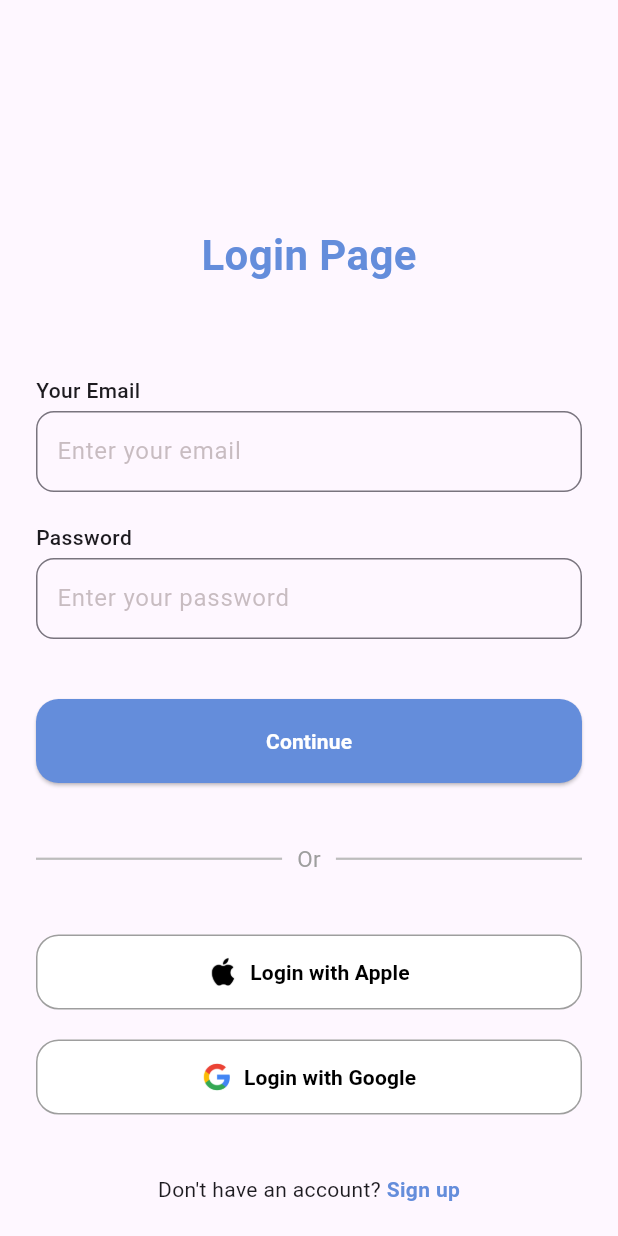
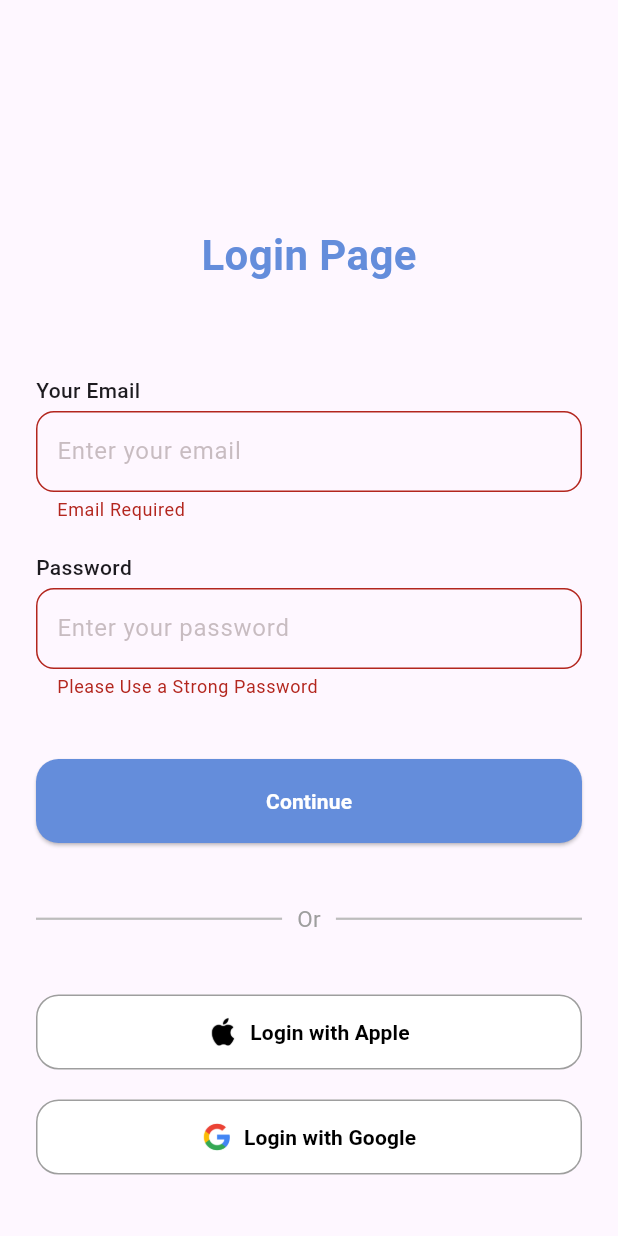
Before and after one commit to Pryassin/10-Days-Flutter-Challenge, a Flutter app: the screen it shows after launch, after a tap on "Continue", on a phone screen of 412 x 824 dp. Run offline on Flutter 3.47's test engine with Material 3 defaults, Android fonts, the phone set to English and light mode, and no system bars.

Commit message:
Day 2 Add ValidationForm

```diff
--- a/Day1/app_1/lib/screens/login_screen.dart
+++ b/Day1/app_1/lib/screens/login_screen.dart
@@ -1,6 +1,7 @@
+import 'package:app_1/widgets/login_form.dart';
 import 'package:app_1/widgets/custom_button.dart';
 import 'package:app_1/widgets/custom_social_button.dart';
-import 'package:app_1/widgets/custom_text_field.dart';
+import 'package:app_1/widgets/custom_form_field.dart';
 import 'package:flutter/material.dart';
 
 class LoginScreen extends StatelessWidget {
@@ -14,7 +15,9 @@ class LoginScreen extends StatelessWidget {
           padding: const EdgeInsets.symmetric(horizontal: 24.0),
           child: Column(
             children: [
-              const SizedBox(height: 150), // Reduced from 200 for better mobile view
+              const SizedBox(
+                height: 150,
+              ), // Reduced from 200 for better mobile view
               const Center(
                 child: Text(
                   "Login Page",
@@ -27,34 +30,14 @@ class LoginScreen extends StatelessWidget {
               ),
               const SizedBox(height: 60),
 
-              const CustomTextField(
-                hintText: 'Enter your email',
-                title: "Your Email",
-              ),
-              const SizedBox(height: 20),
-
-              const CustomTextField(
-                hintText: 'Enter your password',
-                title: "Password",
-              ),
-              const SizedBox(height: 40),
-
-              CustomButton(
-                text: "Continue",
-                onPressed: () {
-                  // Handle login
-                },
-              ),
+              LoginForm(),
 
               const SizedBox(height: 40),
 
               Row(
                 children: [
                   Expanded(
-                    child: Divider(
-                      thickness: 1.5,
-                      color: Colors.grey.shade400,
-                    ),
+                    child: Divider(thickness: 1.5, color: Colors.grey.shade400),
                   ),
                   const Padding(
                     padding: EdgeInsets.symmetric(horizontal: 10),
@@ -64,10 +47,7 @@ class LoginScreen extends StatelessWidget {
                     ),
                   ),
                   Expanded(
-                    child: Divider(
-                      thickness: 1.5,
-                      color: Colors.grey.shade400,
-                    ),
+                    child: Divider(thickness: 1.5, color: Colors.grey.shade400),
                   ),
                 ],
               ),
@@ -103,7 +83,7 @@ class LoginScreen extends StatelessWidget {
                         fontWeight: FontWeight.w600,
                       ),
                     ),
-                  )
+                  ),
                 ],
               ),
               const SizedBox(height: 40),
--- /dev/null
+++ b/Day1/app_1/lib/validator.dart
@@ -0,0 +1,18 @@
+class Validator {
+  static String? email(String? value) {
+    if (value == null||value!.isEmpty) {
+      return 'Email Required';
+    }
+    if (!value.contains("@")) {
+      return 'Invalid Email';
+    }
+    return null;
+  }
+
+  static String? password(String? value) {
+    if (value == null || value.length < 6) {
+      return 'Please Use a Strong Password';
+    }
+    return null;
+  }
+}
--- a/Day1/app_1/lib/widgets/custom_text_field.dart
+++ b/Day1/app_1/lib/widgets/custom_form_field.dart
@@ -3,11 +3,17 @@ import 'package:flutter/material.dart';
 class CustomTextField extends StatelessWidget {
   final String hintText;
   final String title;
+  final String? Function(String?) validator;
+  final TextEditingController controller;
+  final bool obscure;
 
-  const CustomTextField({
+  const CustomTextField.CustomFormField({
     super.key,
     required this.hintText,
     required this.title,
+    required this.validator,
+    required this.controller,
+    this.obscure = false,
   });
 
   @override
@@ -17,7 +23,11 @@ class CustomTextField extends StatelessWidget {
       children: [
         Text(title, style: const TextStyle(fontWeight: FontWeight.w500)),
         const SizedBox(height: 4),
-        TextField(
+        TextFormField(
+          autovalidateMode: AutovalidateMode.onUserInteraction,
+          obscureText: obscure,
+          controller: controller,
+          validator: validator,
           decoration: InputDecoration(
             focusedBorder: OutlineInputBorder(
               borderRadius: BorderRadius.circular(12),
@@ -30,7 +40,10 @@ class CustomTextField extends StatelessWidget {
               gapPadding: 4,
               borderRadius: BorderRadius.circular(12),
             ),
-            contentPadding: const EdgeInsets.symmetric(horizontal: 10, vertical: 15),
+            contentPadding: const EdgeInsets.symmetric(
+              horizontal: 10,
+              vertical: 15,
+            ),
             hintText: hintText,
             hintStyle: const TextStyle(
               color: Color.fromARGB(104, 121, 103, 103),
--- /dev/null
+++ b/Day1/app_1/lib/widgets/login_form.dart
@@ -0,0 +1,66 @@
+import 'package:app_1/widgets/login_form.dart';
+import 'package:app_1/screens/login_screen.dart';
+import 'package:app_1/widgets/custom_button.dart';
+import 'package:app_1/widgets/custom_form_field.dart';
+import 'package:app_1/validator.dart';
+import 'package:flutter/material.dart';
+
+class LoginForm extends StatefulWidget {
+  const LoginForm({super.key});
+
+  @override
+  State<StatefulWidget> createState() {
+    return _LoginFormState();
+  }
+}
+
+class _LoginFormState extends State<LoginForm> {
+  final _formkey = GlobalKey<FormState>();
+
+  final emailcontroller = TextEditingController();
+  final passwordcontroller = TextEditingController();
+
+  @override
+  void dispose() {
+    emailcontroller.dispose();
+    passwordcontroller.dispose();
+    super.dispose();
+  }
+
+  @override
+  Widget build(BuildContext context) {
+    return Form(
+      key: _formkey,
+      child: Column(
+        children: [
+          CustomTextField.CustomFormField(
+            hintText: 'Enter your email',
+            title: "Your Email",
+            validator: Validator.email,
+            controller: emailcontroller,
+          ),
+          const SizedBox(height: 20),
+
+          CustomTextField.CustomFormField(
+            hintText: 'Enter your password',
+            title: "Password",
+            validator: Validator.password,
+            controller: passwordcontroller,
+            obscure: true,
+          ),
+          const SizedBox(height: 40),
+
+          CustomButton(
+            text: "Continue",
+            onPressed: () {
+              if (_formkey.currentState!.validate()) {
+                print(emailcontroller.text);
+                print(passwordcontroller.text);
+              }
+            },
+          ),
+        ],
+      ),
+    );
+  }
+}
```
